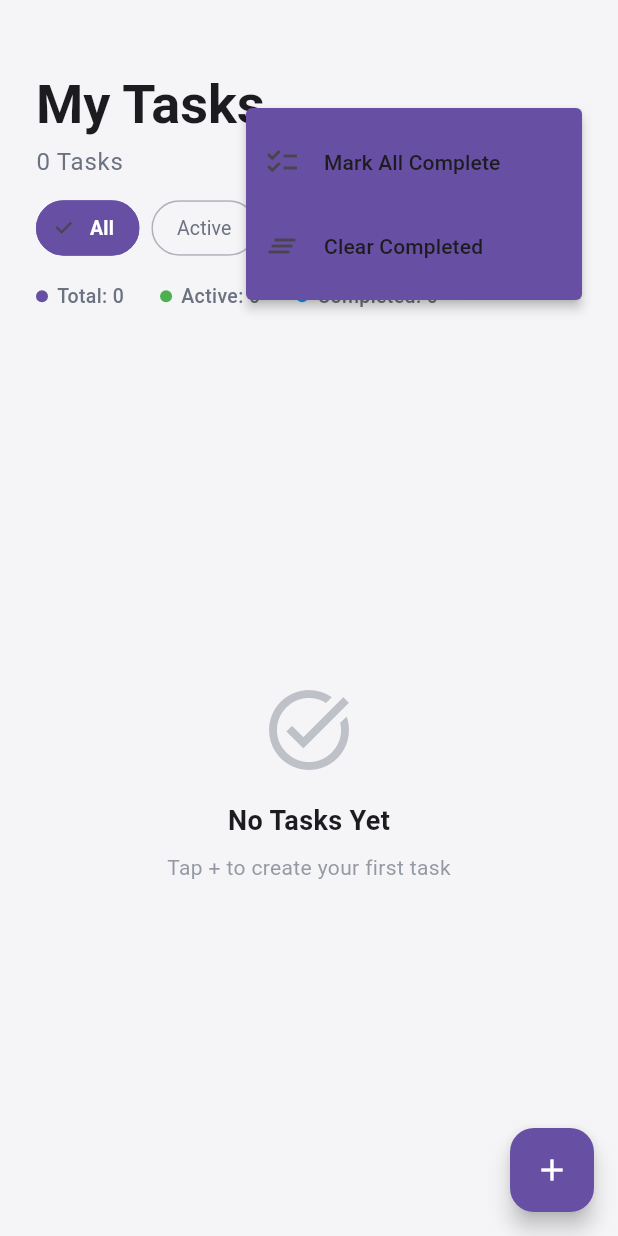
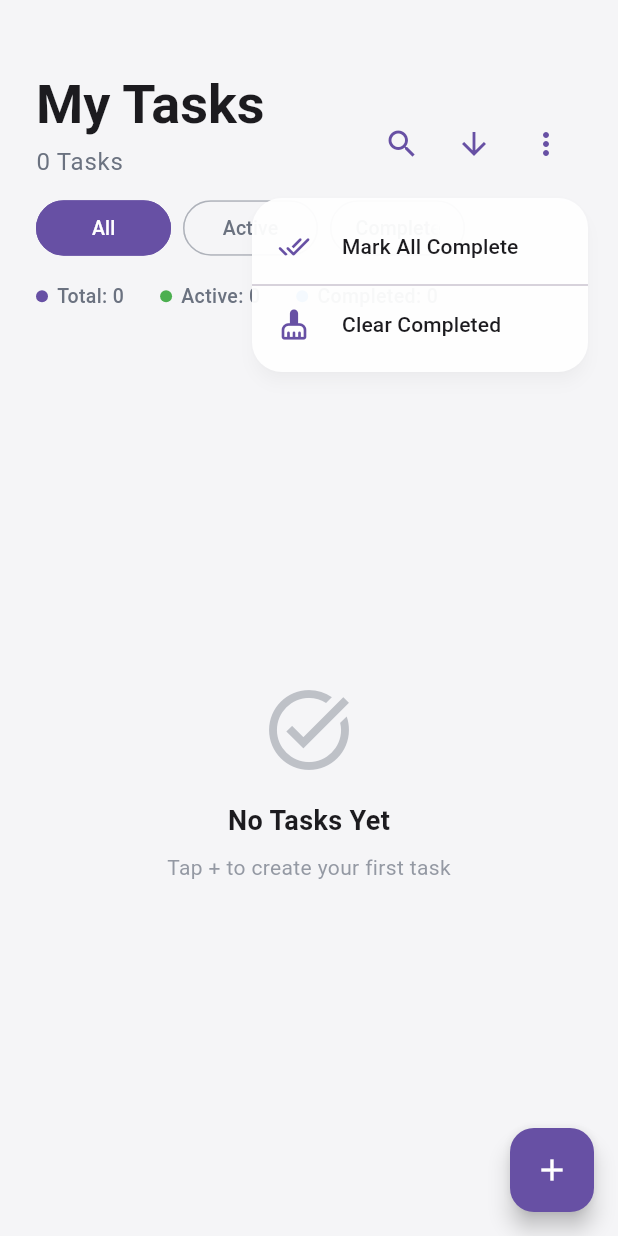
Before and after one commit to TotallyIndecisive/flutter-to-do-app, a Flutter app: the screen it shows after launch, after a tap on the "more vert" icon, on a phone screen of 412 x 824 dp. Run offline on Flutter 3.47's test engine with Material 3 defaults, Android fonts, the phone set to English and light mode, and no system bars; our stand-ins replace hive, hive_flutter; accounts and stored records are empty.

Commit message:
Drop-down menu style update

```diff
--- a/lib/main.dart
+++ b/lib/main.dart
@@ -46,6 +46,7 @@ class _MyHomePageState extends State<MyHomePage> {
   final Map<String, dynamic> _taskKeyMap = {};
   final TextEditingController _controller = TextEditingController();
   final TextEditingController _searchController = TextEditingController();
+  final GlobalKey _menuKey = GlobalKey();
   bool _initialized = false;
   bool _sortNewestFirst = true;
   bool _isSearching = false;
@@ -130,35 +131,6 @@ class _MyHomePageState extends State<MyHomePage> {
     );
   }
 
-  void _confirmDelete(Task task) {
-    showDialog(
-      context: context,
-      builder: (ctx) => AlertDialog(
-        shape: RoundedRectangleBorder(
-          borderRadius: BorderRadius.circular(16),
-        ),
-        title: const Text('Delete Task'),
-        content: const Text('Are you sure you want to delete this task?'),
-        actions: [
-          TextButton(
-            onPressed: () => Navigator.pop(ctx),
-            child: const Text('Cancel'),
-          ),
-          FilledButton(
-            onPressed: () {
-              Navigator.pop(ctx);
-              _deleteWithUndo(task);
-            },
-            style: FilledButton.styleFrom(
-              backgroundColor: const Color(0xFFD32F2F),
-            ),
-            child: const Text('Delete'),
-          ),
-        ],
-      ),
-    );
-  }
-
   void _toggleTask(Task task) {
     task.isCompleted = !task.isCompleted;
     _taskBox.put(_taskKeyMap[task.id], task);
@@ -204,6 +176,97 @@ class _MyHomePageState extends State<MyHomePage> {
     }
     _tasks.removeWhere((t) => t.isCompleted);
     setState(() {});
+  }
+
+  void _showOverflowMenu() {
+    final buttonCtx = _menuKey.currentContext;
+    if (buttonCtx == null) return;
+
+    final RenderBox button = buttonCtx.findRenderObject() as RenderBox;
+    final Offset offset = button.localToGlobal(Offset.zero);
+    final Size size = button.size;
+
+    const double menuWidth = 220;
+    final double right = offset.dx + size.width;
+    final double top = offset.dy + size.height + 12;
+
+    showMenu<String>(
+      context: context,
+      position: RelativeRect.fromLTRB(
+        right - menuWidth,
+        top,
+        right,
+        top,
+      ),
+      items: [
+        PopupMenuItem<String>(
+          value: 'mark_all',
+          padding: const EdgeInsets.symmetric(horizontal: 8, vertical: 2),
+          child: SizedBox(
+            width: menuWidth - 16,
+            child: Row(
+              children: [
+                const SizedBox(
+                  width: 40,
+                  child: Icon(Icons.done_all_rounded, size: 22, color: Color(0xFF6750A4)),
+                ),
+                const SizedBox(width: 12),
+                const Text(
+                  'Mark All Complete',
+                  style: TextStyle(
+                    fontSize: 14,
+                    fontWeight: FontWeight.w500,
+                    color: Color(0xFF1C1B1F),
+                  ),
+                ),
+              ],
+            ),
+          ),
+        ),
+        const PopupMenuDivider(height: 4),
+        PopupMenuItem<String>(
+          value: 'clear_completed',
+          padding: const EdgeInsets.symmetric(horizontal: 8, vertical: 2),
+          child: SizedBox(
+            width: menuWidth - 16,
+            child: Row(
+              children: [
+                const SizedBox(
+                  width: 40,
+                  child: Icon(Icons.cleaning_services_rounded, size: 22, color: Color(0xFF6750A4)),
+                ),
+                const SizedBox(width: 12),
+                const Text(
+                  'Clear Completed',
+                  style: TextStyle(
+                    fontSize: 14,
+                    fontWeight: FontWeight.w500,
+                    color: Color(0xFF1C1B1F),
+                  ),
+                ),
+              ],
+            ),
+          ),
+        ),
+      ],
+      shape: RoundedRectangleBorder(
+        borderRadius: BorderRadius.circular(20),
+      ),
+      color: Colors.white.withOpacity(0.95),
+      elevation: 4,
+      surfaceTintColor: Colors.transparent,
+      shadowColor: Colors.black.withOpacity(0.15),
+    ).then((value) {
+      if (value == null) return;
+      switch (value) {
+        case 'mark_all':
+          _markAllComplete();
+          break;
+        case 'clear_completed':
+          if (_tasks.where((t) => t.isCompleted).isNotEmpty) _clearCompleted();
+          break;
+      }
+    });
   }
 
   void _showCreateDialog() {
@@ -362,37 +425,11 @@ class _MyHomePageState extends State<MyHomePage> {
                         color: const Color(0xFF6750A4),
                         onPressed: _toggleSort,
                       ),
-                      PopupMenuButton<String>(
+                      IconButton(
+                        key: _menuKey,
                         icon: const Icon(Icons.more_vert),
                         color: const Color(0xFF6750A4),
-                        onSelected: (value) {
-                          switch (value) {
-                            case 'mark_all':
-                              _markAllComplete();
-                              break;
-                            case 'clear_completed':
-                              if (completedCount > 0) _clearCompleted();
-                              break;
-                          }
-                        },
-                        itemBuilder: (context) => [
-                          const PopupMenuItem(
-                            value: 'mark_all',
-                            child: ListTile(
-                              leading: Icon(Icons.checklist),
-                              title: Text('Mark All Complete'),
-                              contentPadding: EdgeInsets.zero,
-                            ),
-                          ),
-                          const PopupMenuItem(
-                            value: 'clear_completed',
-                            child: ListTile(
-                              leading: Icon(Icons.clear_all),
-                              title: Text('Clear Completed'),
-                              contentPadding: EdgeInsets.zero,
-                            ),
-                          ),
-                        ],
+                        onPressed: _showOverflowMenu,
                       ),
                     ],
                   ),
@@ -503,7 +540,6 @@ class _MyHomePageState extends State<MyHomePage> {
                               child: TaskCard(
                                 task: task,
                                 onToggle: () => _toggleTask(task),
-                                onDelete: () => _confirmDelete(task),
                               ),
                             );
                           },
@@ -523,14 +559,21 @@ class _MyHomePageState extends State<MyHomePage> {
 
   Widget _buildFilterChip(String label, FilterType type) {
     final selected = _currentFilter == type;
-    return ChoiceChip(
-      label: Text(label),
+    return FilterChip(
+      label: SizedBox(
+        width: 56,
+        child: Text(
+          label,
+          textAlign: TextAlign.center,
+        ),
+      ),
       selected: selected,
       onSelected: (_) => setState(() => _currentFilter = type),
+      showCheckmark: false,
       selectedColor: const Color(0xFF6750A4),
       labelStyle: TextStyle(
         color: selected ? Colors.white : const Color(0xFF6B7280),
-        fontWeight: selected ? FontWeight.w600 : FontWeight.w400,
+        fontWeight: FontWeight.w500,
         fontSize: 13,
       ),
       shape: RoundedRectangleBorder(
```
Also changed, not shown: lib/widgets/task_card.dart (+1 -8 lines).
